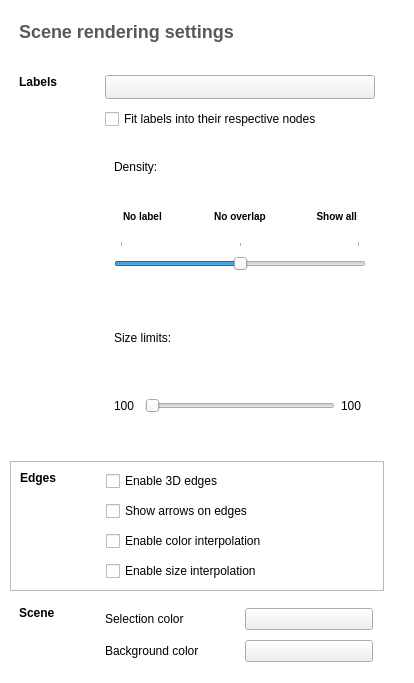
Old version of the form library/tulip-gui/designer/SceneConfigWidget.ui in the repository vadivelselvaraj/TulipGLImprovement.
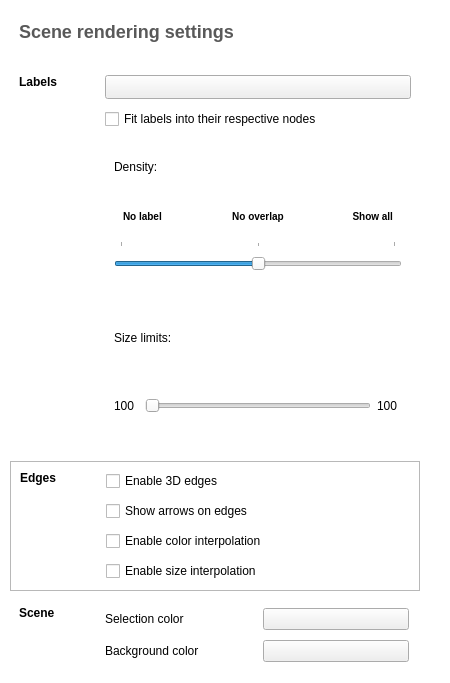
New version of the form. Icons and pictures are not drawn. Custom widgets are drawn as their Qt base class.

Commit message: ensure automatic resizing of GlMainView configuration widgets

The edit to the form file:
```diff
--- a/library/tulip-gui/designer/SceneConfigWidget.ui
+++ b/library/tulip-gui/designer/SceneConfigWidget.ui
@@ -6,7 +6,7 @@
    <rect>
     <x>0</x>
     <y>0</y>
-    <width>414</width>
+    <width>450</width>
     <height>683</height>
    </rect>
   </property>
@@ -80,39 +80,6 @@
     <number>10</number>
    </property>
    <item>
-    <widget class="QScrollArea" name="scrollArea">
-     <property name="frameShape">
-      <enum>QFrame::NoFrame</enum>
-     </property>
-     <property name="horizontalScrollBarPolicy">
-      <enum>Qt::ScrollBarAlwaysOff</enum>
-     </property>
-     <property name="widgetResizable">
-      <bool>true</bool>
-     </property>
-     <widget class="QWidget" name="scrollAreaWidgetContents">
-      <property name="geometry">
-       <rect>
-        <x>0</x>
-        <y>0</y>
-        <width>394</width>
-        <height>663</height>
-       </rect>
-      </property>
-      <layout class="QVBoxLayout" name="verticalLayout_2">
-       <property name="leftMargin">
-        <number>0</number>
-       </property>
-       <property name="topMargin">
-        <number>0</number>
-       </property>
-       <property name="rightMargin">
-        <number>20</number>
-       </property>
-       <property name="bottomMargin">
-        <number>0</number>
-       </property>
-       <item>
         <widget class="QFrame" name="horizontalFrame_2">
          <property name="sizePolicy">
           <sizepolicy hsizetype="Preferred" vsizetype="Maximum">
@@ -181,6 +148,39 @@
          </property>
         </widget>
        </item>
+   <item>
+    <widget class="QScrollArea" name="scrollArea">
+     <property name="frameShape">
+      <enum>QFrame::NoFrame</enum>
+     </property>
+     <property name="horizontalScrollBarPolicy">
+      <enum>Qt::ScrollBarAlwaysOff</enum>
+     </property>
+     <property name="widgetResizable">
+      <bool>true</bool>
+     </property>
+     <widget class="QWidget" name="scrollAreaWidgetContents">
+      <property name="geometry">
+       <rect>
+        <x>0</x>
+        <y>0</y>
+        <width>417</width>
+        <height>668</height>
+       </rect>
+      </property>
+      <layout class="QVBoxLayout" name="verticalLayout_2">
+       <property name="leftMargin">
+        <number>0</number>
+       </property>
+       <property name="topMargin">
+        <number>0</number>
+       </property>
+       <property name="rightMargin">
+        <number>20</number>
+       </property>
+       <property name="bottomMargin">
+        <number>0</number>
+       </property>
        <item>
         <widget class="QFrame" name="labelsFrame">
          <property name="sizePolicy">
```
Left out of the diff: 4 changed lines with no effect on the pictures. Lines whose indentation alone changed are shown as unchanged. The commit also changes 3 other files.
